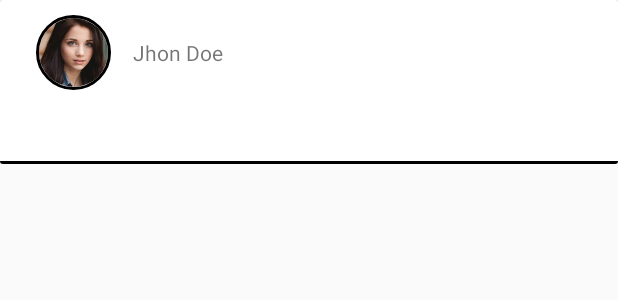
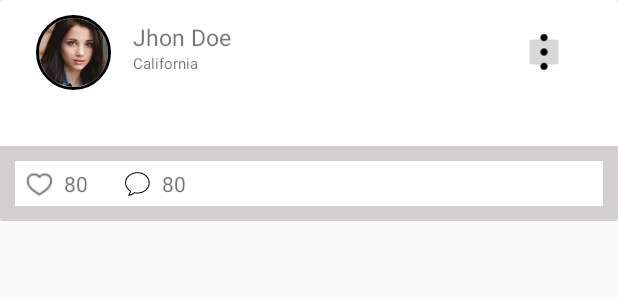
Before and after one commit to Kasun-Chinthaka-Piyarathna/ALCHEMIST---Front-End, an Android app: the layout recyclerview_items.xml on its own in the app's theme, with its tools: preview values and no code run, on a phone screen of 412 x 824 dp. Shown: the top 300 px of the screen. Run offline under Robolectric (Android 15) with nearby library versions, the phone set to English and light mode, and no system bars.

Commit message:
enhancements in news feed

```diff
--- a/app/src/main/java/alchemist/fit/uom/alchemists/Fragments/NotificationsFragment.java
+++ b/app/src/main/java/alchemist/fit/uom/alchemists/Fragments/NotificationsFragment.java
@@ -57,13 +57,13 @@ public class NotificationsFragment extends Fragment {
                 "2 week ago"
         };
         Integer[] imageId = {
-                R.drawable.test_image,
-                R.drawable.test_image,
-                R.drawable.test_image,
-                R.drawable.test_image,
-                R.drawable.test_image,
-                R.drawable.test_image,
-                R.drawable.test_image
+                R.drawable.test_image_new,
+                R.drawable.test_image_new,
+                R.drawable.test_image_new,
+                R.drawable.test_image_new,
+                R.drawable.test_image_new,
+                R.drawable.test_image_new,
+                R.drawable.test_image_new
         };
         CustomList adapter = new CustomList(getActivity(), time, web, imageId);
         list = fragment_notifications.findViewById(R.id.list);
--- a/app/src/main/java/alchemist/fit/uom/alchemists/activities/ReportMakeActivity.java
+++ b/app/src/main/java/alchemist/fit/uom/alchemists/activities/ReportMakeActivity.java
@@ -11,6 +11,8 @@ import android.support.v7.app.AppCompatActivity;
 import android.os.Bundle;
 import android.view.View;
 import android.view.ViewGroup;
+import android.view.Window;
+import android.view.WindowManager;
 import android.webkit.MimeTypeMap;
 import android.widget.Button;
 import android.widget.ImageView;
@@ -65,6 +67,12 @@ public class ReportMakeActivity extends AppCompatActivity {
     protected void onCreate(Bundle savedInstanceState) {
         super.onCreate(savedInstanceState);
         setContentView(R.layout.activity_report_make);
+        if (android.os.Build.VERSION.SDK_INT >= 21) {
+            Window window = this.getWindow();
+            window.addFlags(WindowManager.LayoutParams.FLAG_DRAWS_SYSTEM_BAR_BACKGROUNDS);
+            window.clearFlags(WindowManager.LayoutParams.FLAG_TRANSLUCENT_STATUS);
+            window.setStatusBarColor(this.getResources().getColor(R.color.status_bar_color));
+        }
         activity_report_photo_button = findViewById(R.id.activity_report_photo_button);
         activity_report_video_button = findViewById(R.id.activity_report_video_button);
         SelectImage = findViewById(R.id.ShowImageView);
--- a/app/src/main/res/layout/activity_report_make.xml
+++ b/app/src/main/res/layout/activity_report_make.xml
@@ -3,6 +3,7 @@
     xmlns:tools="http://schemas.android.com/tools"
     android:layout_width="match_parent"
     android:layout_height="match_parent"
+    android:background="#ffffff"
     android:orientation="vertical"
     tools:context="alchemist.fit.uom.alchemists.activities.ReportMakeActivity">
 
@@ -99,19 +100,20 @@
         android:id="@+id/ShowImageView"
         android:layout_width="match_parent"
         android:layout_height="250dp"
+        android:layout_marginTop="20dp"
         android:adjustViewBounds="true"
         android:scaleType="centerCrop"
-        android:layout_marginTop="20dp"
-        android:visibility="gone"/>
+        android:visibility="gone" />
+
     <VideoView
         android:id="@+id/ShowVideoView"
         android:layout_width="match_parent"
         android:layout_height="300dp"
         android:layout_gravity="center"
+        android:layout_marginTop="20dp"
         android:adjustViewBounds="true"
         android:scaleType="centerCrop"
-        android:layout_marginTop="20dp"
-        android:visibility="gone"/>
+        android:visibility="gone" />
 
     <LinearLayout
         android:layout_width="match_parent"
@@ -119,12 +121,14 @@
         android:orientation="horizontal"
         android:weightSum="2">
 
+
         <Button
             android:id="@+id/activity_report_photo_button"
             android:layout_width="match_parent"
             android:layout_height="wrap_content"
+            android:layout_margin="5dp"
             android:layout_weight="1"
-            android:background="#ffffff"
+            android:background="#E5E4E2"
             android:text="Photo"
             android:textAllCaps="false" />
 
@@ -132,8 +136,9 @@
             android:id="@+id/activity_report_video_button"
             android:layout_width="match_parent"
             android:layout_height="wrap_content"
+            android:layout_margin="5dp"
             android:layout_weight="1"
-            android:background="#ffffff"
+            android:background="#E5E4E2"
             android:text="Video"
             android:textAllCaps="false" />
     </LinearLayout>
--- a/app/src/main/res/layout/list_single.xml
+++ b/app/src/main/res/layout/list_single.xml
@@ -16,7 +16,7 @@
             android:layout_width="50dp"
             android:layout_height="50dp"
             android:layout_gravity="center"
-            android:src="@drawable/test_image"
+            android:src="@drawable/test_image_new"
             app:civ_border_color="#FF000000"
             app:civ_border_width="2dp" />
 
--- a/app/src/main/res/layout/recyclerview_items.xml
+++ b/app/src/main/res/layout/recyclerview_items.xml
@@ -24,7 +24,7 @@
                 <LinearLayout
                     android:layout_width="match_parent"
                     android:layout_height="wrap_content"
-                    android:layout_weight="4"
+                    android:layout_weight="2"
                     android:gravity="center">
 
                     <de.hdodenhof.circleimageview.CircleImageView xmlns:app="http://schemas.android.com/apk/res-auto"
@@ -36,19 +36,49 @@
                         app:civ_border_width="2dp" />
                 </LinearLayout>
 
-                <TextView
+                <LinearLayout
                     android:layout_width="match_parent"
                     android:layout_height="match_parent"
                     android:layout_weight="1"
                     android:gravity="center|left"
-                    android:text="Jhon Doe" />
+                    android:weightSum="2"
+                    android:orientation="vertical">
+
+                    <TextView
+                        android:layout_width="match_parent"
+                        android:layout_height="match_parent"
+                        android:layout_weight="1"
+                        android:gravity="bottom|left"
+                        android:text="Jhon Doe"
+                        android:textSize="15dp"/>
+
+                    <TextView
+                        android:layout_width="match_parent"
+                        android:layout_height="match_parent"
+                        android:layout_weight="1"
+                        android:gravity="top|left"
+                        android:text="California"
+                        android:textSize="10dp"/>
+                </LinearLayout>
+                <LinearLayout
+                    android:layout_width="match_parent"
+                    android:layout_height="match_parent"
+                    android:layout_weight="2"
+                    android:orientation="vertical"
+                    android:gravity="center">
+                    <ImageButton
+                        android:layout_width="40dp"
+                        android:layout_height="40dp"
+                        android:scaleX="0.6"
+                        android:scaleY="0.6"
+                        android:src="@drawable/three_dot_icon"/>
+                </LinearLayout>
             </LinearLayout>
 
             <TextView
                 android:id="@+id/ImageNameTextView"
                 android:layout_width="match_parent"
                 android:layout_height="wrap_content"
-                android:layout_marginTop="10dp"
                 android:gravity="left"
                 android:paddingLeft="10dp"
                 android:textColor="#000000"
@@ -58,25 +88,115 @@
                 android:id="@+id/recyclerview_items_image_view"
                 android:layout_width="match_parent"
                 android:layout_height="200dp"
-                android:layout_marginBottom="10dp"
                 android:layout_marginTop="10dp"
                 android:adjustViewBounds="true"
                 android:scaleType="centerCrop"
-                android:visibility="gone"/>
+                android:visibility="gone" />
+
             <VideoView
                 android:id="@+id/recyclerview_items_video_view"
                 android:layout_width="match_parent"
                 android:layout_height="300dp"
                 android:layout_gravity="center"
+                android:layout_marginTop="20dp"
                 android:adjustViewBounds="true"
                 android:scaleType="centerCrop"
-                android:layout_marginTop="20dp"
-                android:visibility="gone"/>
+                android:visibility="gone" />
 
-            <TextView
+            <LinearLayout
                 android:layout_width="match_parent"
-                android:layout_height="2dp"
-                android:background="#000000" />
+                android:layout_height="50dp"
+                android:background="#D1D0CE"
+                android:orientation="horizontal">
+
+                <LinearLayout
+                    android:layout_width="match_parent"
+                    android:layout_height="match_parent"
+                    android:layout_margin="10dp"
+                    android:background="#ffffff"
+                    android:weightSum="3">
+
+                    <LinearLayout
+                        android:layout_width="match_parent"
+                        android:layout_height="match_parent"
+                        android:layout_weight="1"
+                        android:orientation="horizontal"
+                        android:weightSum="2">
+
+                        <LinearLayout
+                            android:layout_width="match_parent"
+                            android:layout_height="match_parent"
+                            android:layout_gravity="center"
+                            android:layout_weight="1"
+                            android:orientation="horizontal"
+                            android:weightSum="2">
+
+
+                            <ImageView
+                                android:layout_width="match_parent"
+                                android:layout_height="match_parent"
+                                android:layout_gravity="center"
+                                android:layout_weight="1"
+                                android:scaleX="0.6"
+                                android:scaleY="0.6"
+                                android:src="@drawable/heart_icon" />
+
+                            <TextView
+                                android:layout_width="match_parent"
+                                android:layout_height="wrap_content"
+                                android:layout_gravity="center"
+                                android:layout_weight="1"
+                                android:text="80" />
+
+                        </LinearLayout>
+
+                        <LinearLayout
+                            android:layout_width="match_parent"
+                            android:layout_height="match_parent"
+                            android:layout_gravity="center"
+                            android:layout_weight="1"
+                            android:orientation="horizontal"
+                            android:weightSum="2">
+
+
+                            <ImageView
+                                android:layout_width="match_parent"
+                                android:layout_height="match_parent"
+                                android:layout_gravity="center"
+                                android:layout_weight="1"
+                                android:scaleX="0.6"
+                                android:scaleY="0.6"
+                                android:src="@drawable/message_icon" />
+
+                            <TextView
+                                android:layout_width="match_parent"
+                                android:layout_height="wrap_content"
+                                android:layout_gravity="center"
+                                android:layout_weight="1"
+                                android:text="80" />
+
+                        </LinearLayout>
+
+                    </LinearLayout>
+
+
+                    <LinearLayout
+                        android:layout_width="match_parent"
+                        android:layout_height="match_parent"
+                        android:layout_weight="1"></LinearLayout>
+
+                    <LinearLayout
+                        android:layout_width="match_parent"
+                        android:layout_height="match_parent"
+                        android:layout_weight="1"></LinearLayout>
+                </LinearLayout>
+            </LinearLayout>
+
+
+            <!--<TextView-->
+                <!--android:layout_width="match_parent"-->
+                <!--android:layout_height="2dp"-->
+                <!--android:background="#000000" />-->
 
         </LinearLayout>
 
```
Also changed, not shown: app/src/main/res/drawable/heart_icon.png (added), app/src/main/res/drawable/message_icon.png (added), app/src/main/res/drawable/test_image_new.jpg (added), app/src/main/res/drawable/three_dot_icon.png (added).
